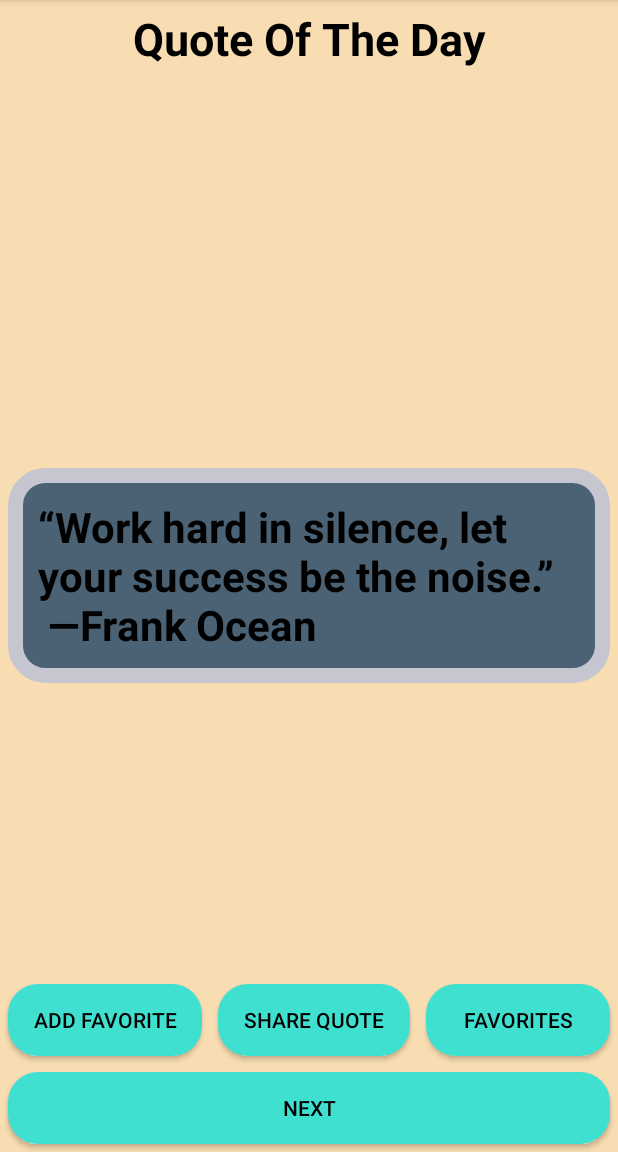
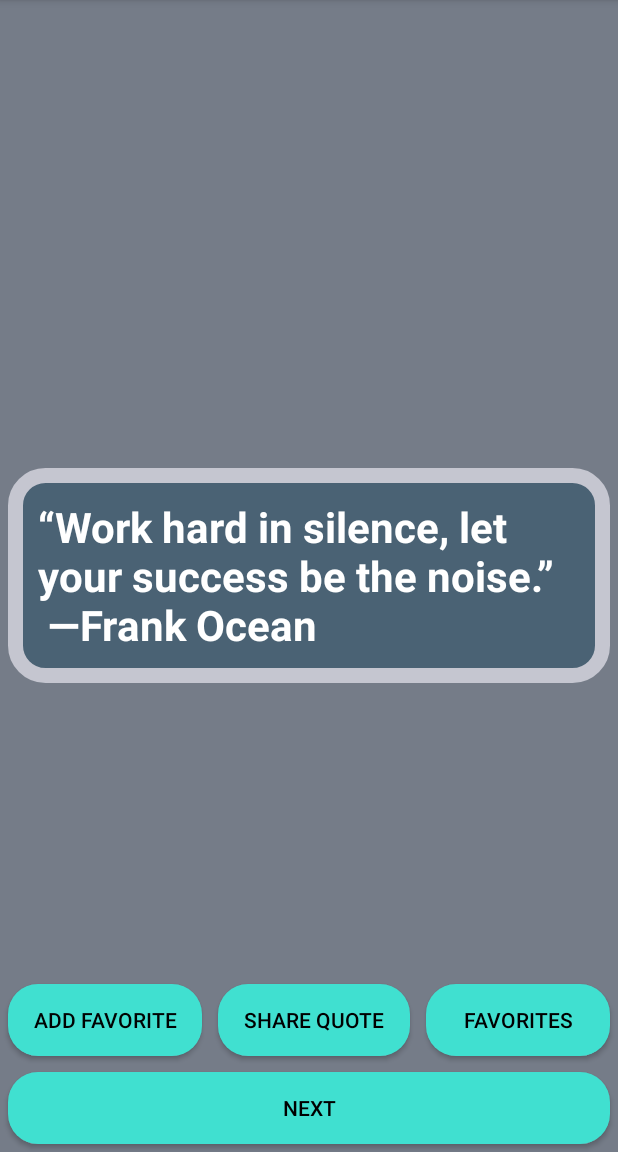
Before and after one commit to MisterWest11/CodSoft, an Android app: the MainActivity screen opened directly, with no data from a screen before it, on a phone screen of 412 x 824 dp, the part 84-1236 px from its top. Run offline under Robolectric (Android 15) with nearby library versions, the phone set to English and light mode, and no system bars; 1 statement that could not run was skipped.

Commit message:
Update activity_main.xml

```diff
--- a/app/src/main/res/layout/activity_main.xml
+++ b/app/src/main/res/layout/activity_main.xml
@@ -5,12 +5,10 @@
         xmlns:app="http://schemas.android.com/apk/res-auto"
         android:layout_width="match_parent"
         android:layout_height="match_parent"
-        android:background="#F9DDB2"
+        android:background="#757C88"
         tools:context=".MainActivity">
 
-    <LinearLayout
-            android:layout_width="match_parent"
-            android:layout_height="wrap_content"
+
 
         >
 
@@ -18,6 +16,7 @@
                 android:text="Quote Of The Day"
                 android:layout_width="wrap_content"
                 android:layout_height="wrap_content"
+                android:layout_centerInParent="true"
                 android:id="@+id/textView"
                 android:layout_weight="1"
                 android:textSize="30dp"
@@ -26,7 +25,7 @@
                 android:layout_margin="5dp"
                 android:textStyle="bold"
         />
-    </LinearLayout>
+
 
     <TextView
             android:layout_width="wrap_content"
@@ -39,7 +38,7 @@
             android:layout_centerInParent="true"
             android:padding="20dp"
             android:background="@drawable/rounded_corner"
-            android:textColor="#000000"
+            android:textColor="#FFFFFF"
             android:layout_margin="5dp"
     />
 
@@ -62,7 +61,7 @@
                 android:layout_below="@+id/quoteTextView"
                 android:layout_margin="5dp"
                 android:layout_alignParentLeft="true"
-                android:textColor="#000000"
+                android:textColor="#000302"
                 android:background="@drawable/rounded_button"
         />
         <Button
```
